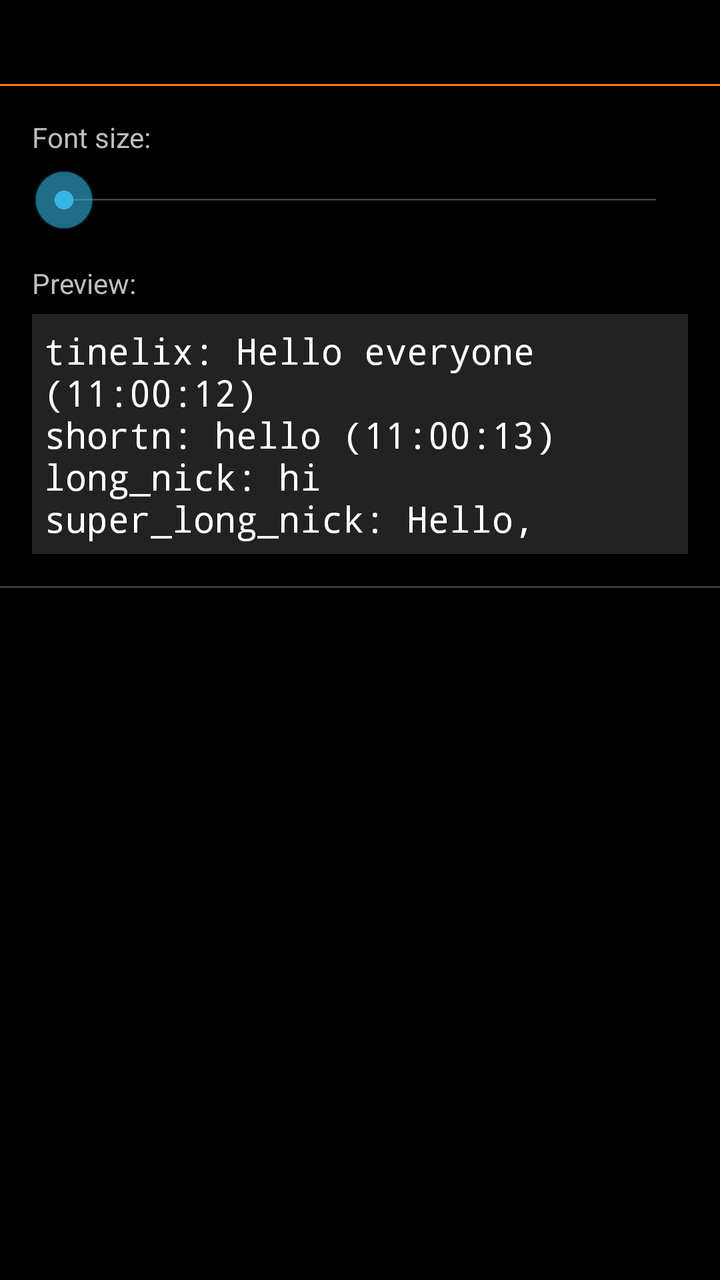
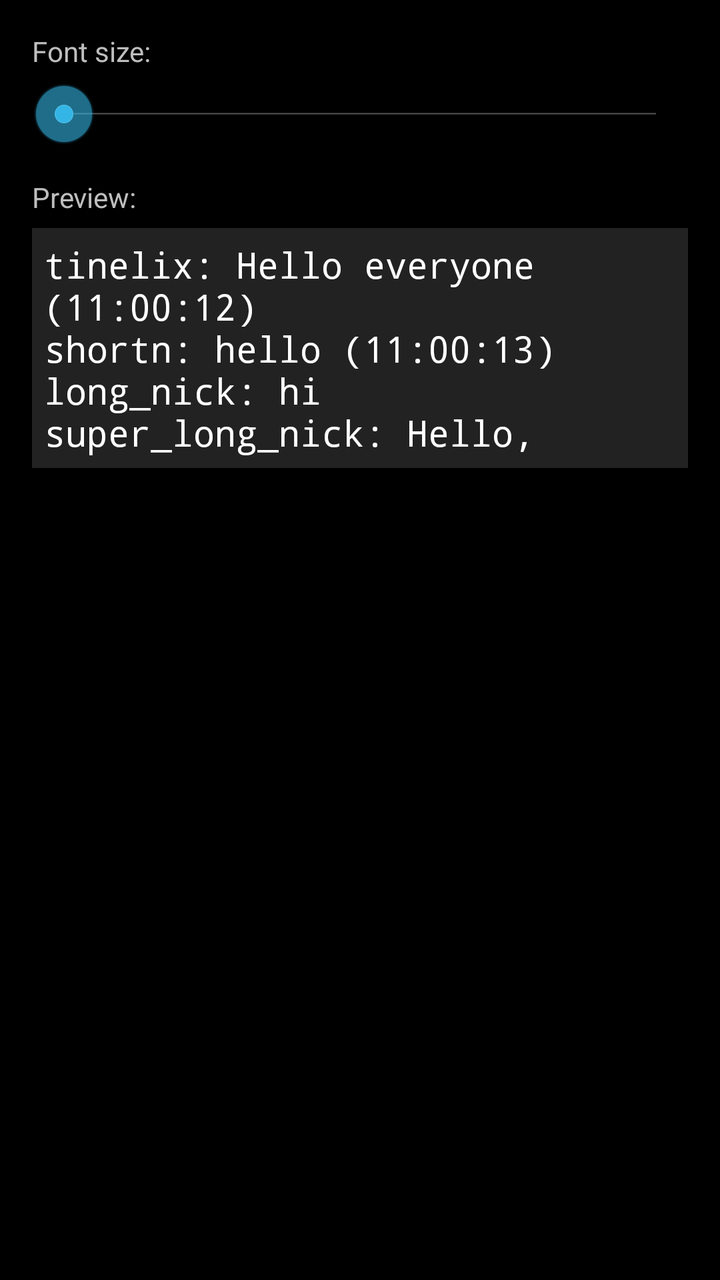

Compare the two renders of this Android layout. The source of the first and the diff that turns it into the second are given below.
<!-- AndroidManifest.xml: application theme IRCClient -->
<!-- res/layout/set_font_size_activity.xml -->
<?xml version="1.0" encoding="utf-8"?>
<LinearLayout xmlns:android="http://schemas.android.com/apk/res/android"
    android:orientation="vertical" android:layout_width="match_parent"
    android:layout_height="match_parent">

    <LinearLayout
        android:layout_width="match_parent"
        android:layout_height="wrap_content"
        android:orientation="vertical">

        <TextView
            android:id="@+id/dialog_title"
            android:layout_width="match_parent"
            android:layout_height="30dp"
            android:layout_marginLeft="10dp"
            android:layout_marginTop="6dp"
            android:layout_marginRight="10dp"
            android:layout_marginBottom="6dp"
            android:textColor="@color/orange"
            android:textSize="18sp" />

        <View
            android:id="@+id/divider"
            android:layout_width="match_parent"
            android:layout_height="1dp"
            android:background="@color/orange" />

    </LinearLayout>

    <LinearLayout
        android:layout_width="match_parent"
        android:layout_height="wrap_content"
        android:layout_marginStart="16dp"
        android:layout_marginLeft="16dp"
        android:layout_marginTop="16dp"
        android:layout_marginEnd="16dp"
        android:layout_marginRight="16dp"
        android:orientation="horizontal">

        <TextView
            android:id="@+id/font_size_label"
            android:layout_width="wrap_content"
            android:layout_height="wrap_content"
            android:layout_marginBottom="6dp"
            android:layout_weight="1"
            android:text="@string/font_size_label" />

        <TextView
            android:id="@+id/value_label"
            android:layout_width="72dp"
            android:layout_height="wrap_content"
            android:gravity="right"
            android:textStyle="bold" />
    </LinearLayout>

    <SeekBar
        android:id="@+id/font_size_seekbar"
        android:layout_width="match_parent"
        android:layout_height="wrap_content"
        android:layout_marginStart="16dp"
        android:layout_marginLeft="16dp"
        android:layout_marginEnd="16dp"
        android:layout_marginRight="16dp" />

    <TextView
        android:id="@+id/preview_label"
        android:layout_width="wrap_content"
        android:layout_height="wrap_content"
        android:layout_marginStart="16dp"
        android:layout_marginLeft="16dp"
        android:layout_marginTop="16dp"
        android:layout_marginBottom="6dp"
        android:text="@string/preview_label" />

    <LinearLayout
        android:layout_width="match_parent"
        android:layout_height="120dp"
        android:layout_marginStart="16dp"
        android:layout_marginLeft="16dp"
        android:layout_marginEnd="16dp"
        android:layout_marginRight="16dp"
        android:layout_marginBottom="16dp"
        android:clickable="false"
        android:longClickable="false"
        android:orientation="vertical">

        <EditText
            android:id="@+id/preview_text"
            android:layout_width="match_parent"
            android:layout_height="120dp"
            android:background="@color/gray"
            android:ems="10"
            android:gravity="start|top"
            android:inputType="textMultiLine"
            android:padding="6dp"
            android:text="@string/sample_preview_text"
            android:textColor="@color/white"
            android:typeface="monospace" />
    </LinearLayout>

    <View
        android:id="@+id/divider3"
        android:layout_width="match_parent"
        android:layout_height="1dp"
        android:background="@color/dialog_divider" />

</LinearLayout>
<!-- resources referenced by this layout -->
<resources>
  <color name="dialog_divider">#3affffff</color>
  <color name="gray">#222222</color>
  <color name="orange">#ff7700</color>
  <color name="white">#ffffff</color>
  <string name="font_size_label">Font size:</string>
  <string name="preview_label">Preview:</string>
  <string name="sample_preview_text" translatable="false">tinelix: Hello everyone (11:00:12)\nshortn: hello (11:00:13)\nlong_nick: hi\nsuper_long_nick: Hello, Dmitry! (11:00:13)\ntinelix: How are you? (11:00:16)</string>
  <style name="IRCClient" parent="@android:style/Theme.NoTitleBar">
          <item name="android:color">@color/gray</item>
          <item name="android:alertDialogStyle">@style/IRCClient.Dialog</item>
          <item name="android:textAppearance">@style/IRCClient.TextAppearance</item>
          <item name="android:tabWidgetStyle">@style/IRCClient.TabWidget</item>
          <item name="android:checkboxStyle">@style/IRCClient.CheckBox</item>
          <item name="android:preferenceStyle">@style/IRCClient.Preference</item>
          <item name="android:checkBoxPreferenceStyle">@style/IRCClient.CheckBoxPreference</item>
      </style>
  <style name="IRCClient.TextAppearance" parent="@android:style/TextAppearance">
          <item name="android:color">#ffffff</item>
      </style>
  <style name="IRCClient.TabWidget" parent="@android:style/Widget.TabWidget">
          <item name="android:background">@drawable/tabwidget</item>
      </style>
  <style name="IRCClient.CheckBox">
          <item name="android:paddingLeft">40px</item>
      </style>
  <style name="IRCClient.Preference">
          <item name="android:layout">@layout/pref_widget</item>
      </style>
  <style name="IRCClient.CheckBoxPreference">
          <item name="android:layout">@layout/checkbox_prefw</item>
      </style>
  <color name="gray_v2">#2f2f2f</color>
  <color name="title_v11_full_transparent">#00ffffff</color>
  <!-- drawable tabwidget (drawable) -->
  <selector xmlns:android="http://schemas.android.com/apk/res/android">
      <item android:state_selected="false" android:state_pressed="false" android:drawable="@drawable/tabwidget_default"/>
      <item android:state_selected="false" android:state_pressed="true" android:drawable="@drawable/tabwidget_default"/>
      <item android:state_selected="true" android:drawable="@drawable/tabwidget_selected"/>
      <item android:drawable="@color/title_v11_full_transparent"></item>
  </selector>
  <!-- drawable tabwidget_default (drawable) -->
  <?xml version="1.0" encoding="utf-8"?>
  <layer-list xmlns:android="http://schemas.android.com/apk/res/android">
      <item>
          <shape android:shape="rectangle">
              <solid android:color="@color/title_v11_full_transparent" />
          </shape>
      </item>
      <item android:top="0dp" android:bottom="2dp">
          <shape android:shape="rectangle">
              <solid android:color="@color/title_v11_full_transparent" />
          </shape>
      </item>
  </layer-list>
  <!-- drawable tabwidget_selected (drawable) -->
  <?xml version="1.0" encoding="utf-8"?>
  <layer-list xmlns:android="http://schemas.android.com/apk/res/android">
      <item>
          <shape android:shape="rectangle">
              <solid android:color="@color/orange"/>
          </shape>
      </item>
      <item android:top="0dp" android:bottom="2dp">
          <shape android:shape="rectangle">
              <solid android:color="@color/dark_orange" />
          </shape>
      </item>
  </layer-list>
  <color name="dark_orange">#a14b00</color>
  <!-- unchanged entries left out for length: 1 -->
</resources>

<!-- the commit's change to res/layout/set_font_size_activity.xml (unified diff, before → after) -->
@@ -2,30 +2,6 @@
 <LinearLayout xmlns:android="http://schemas.android.com/apk/res/android"
     android:orientation="vertical" android:layout_width="match_parent"
     android:layout_height="match_parent">
-
-    <LinearLayout
-        android:layout_width="match_parent"
-        android:layout_height="wrap_content"
-        android:orientation="vertical">
-
-        <TextView
-            android:id="@+id/dialog_title"
-            android:layout_width="match_parent"
-            android:layout_height="30dp"
-            android:layout_marginLeft="10dp"
-            android:layout_marginTop="6dp"
-            android:layout_marginRight="10dp"
-            android:layout_marginBottom="6dp"
-            android:textColor="@color/orange"
-            android:textSize="18sp" />
-
-        <View
-            android:id="@+id/divider"
-            android:layout_width="match_parent"
-            android:layout_height="1dp"
-            android:background="@color/orange" />
-
-    </LinearLayout>
 
     <LinearLayout
         android:layout_width="match_parent"
@@ -98,10 +74,4 @@
             android:typeface="monospace" />
     </LinearLayout>
 
-    <View
-        android:id="@+id/divider3"
-        android:layout_width="match_parent"
-        android:layout_height="1dp"
-        android:background="@color/dialog_divider" />
-
 </LinearLayout>
<!-- resource entries referenced after the edit -->
@@ -1,6 +1,5 @@
 <!-- resources referenced by this layout -->
 <resources>
-  <color name="dialog_divider">#3affffff</color>
   <color name="gray">#222222</color>
   <color name="orange">#ff7700</color>
   <color name="white">#ffffff</color>
@@ -29,7 +28,7 @@
           <item name="android:layout">@layout/pref_widget</item>
       </style>
   <style name="IRCClient.CheckBoxPreference">
-          <item name="android:layout">@layout/checkbox_prefw</item>
+          <item name="android:layout">@layout/pref_checkbox_widget</item>
       </style>
   <color name="gray_v2">#2f2f2f</color>
   <color name="title_v11_full_transparent">#00ffffff</color>
